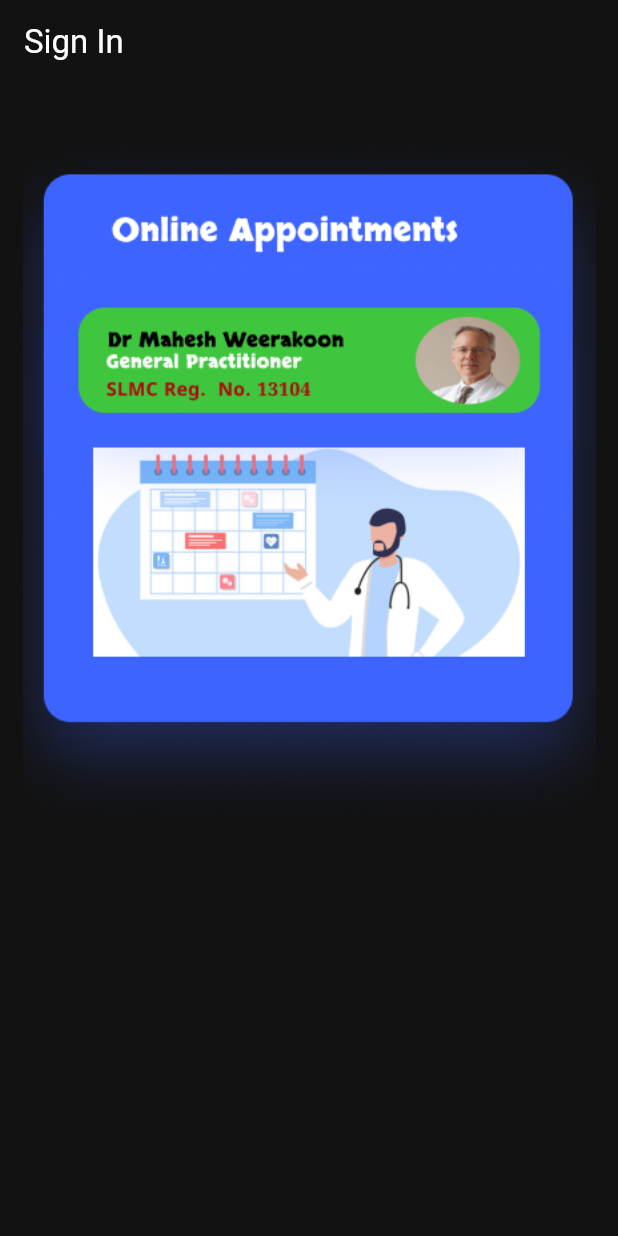
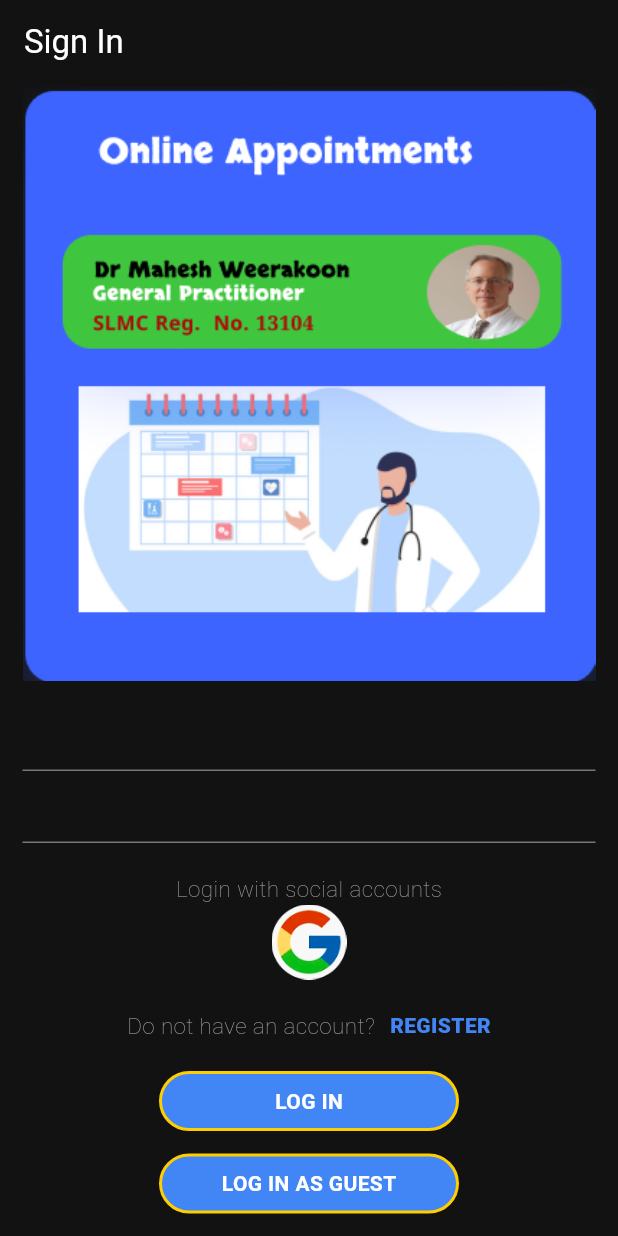
Before and after one commit to UC-DEV-Software-Solutions/Doctor-Appointment, a Flutter app: the screen it shows after launch, on a phone screen of 412 x 824 dp. Run offline on Flutter 3.47's test engine with Material 3 defaults, Android fonts, the phone set to English and light mode, and no system bars; our stand-ins replace firebase_auth, firebase_core; accounts and stored records are empty.

Commit message:
Basic Sign in page Design

```diff
--- a/lib/screens/authentication/sign_in.dart
+++ b/lib/screens/authentication/sign_in.dart
@@ -1,5 +1,6 @@
 
 import 'package:firebase_testing/constants/colours.dart';
+import 'package:firebase_testing/constants/styles.dart';
 import 'package:firebase_testing/services/auth.dart';
 import 'package:flutter/material.dart';
 
@@ -13,6 +14,14 @@ class Sign_In extends StatefulWidget {
 class _Sign_InState extends State<Sign_In> {
   // reference for the class
   final AuthServices _auth = AuthServices();
+
+  // Form Key
+  final _formKey = GlobalKey<FormState>();
+
+  // Email Password States
+  String email = "";
+  String password = "";
+
   @override
   Widget build(BuildContext context) {
     return Scaffold(
@@ -29,9 +38,12 @@ class _Sign_InState extends State<Sign_In> {
         elevation: 0,
         backgroundColor: bgBlack,
       ),
-      body: Padding(
-        padding: const EdgeInsets.all(15.0),
+      body: SingleChildScrollView(
+        child: Padding(
+          padding: const EdgeInsets.only(left: 15,right: 15),
           child: Column(
+            mainAxisAlignment: MainAxisAlignment.center,
+            crossAxisAlignment: CrossAxisAlignment.center,
             children: [
               // Text(
               //   description,
@@ -39,19 +51,116 @@ class _Sign_InState extends State<Sign_In> {
               // ),
               Center(
                   child: Image.asset('assets/images/covid-19.png',
-                height: 500,)
+                  height: 400,
+                  )
               ) ,
-            const Form(child: Column(
+              const SizedBox(height: 10),
+              Form(
+                  key: _formKey,
+                  child: Column(
                 children: [
                   // email
+                  TextFormField(
+                    validator: (value)=>
+                    value?.isEmpty == true ? "Enter a valid email" : null,
+                    onChanged: (value){
+                      setState(() {
+                        email = value;
+                      });
+                    },
+                  ),
                   // password
+                  TextFormField(
+                    validator: (value)=>
+                    value!.length < 6 ? "Enter a valid password" : null,
+                    onChanged: (value){
+                      setState(() {
+                        password = value;
+                      });
+                    },
+                  ),
                   // google
+                  const SizedBox(
+                    height: 20,
+                  ),
+                  const Text(
+                      "Login with social accounts",
+                      style: descriptionStyle
+                  ),
+                  GestureDetector(
+                    // Sign in with Google
+                    onTap: (){},
+                    child: Center(
+                        child: Image.asset('assets/images/GoogleIcon.png',
+                          height: 50,)
+                    ),
+                  ) ,
+                  const SizedBox(height: 20),
                   // register
+                  Row(
+                    mainAxisAlignment: MainAxisAlignment.center,
+                    children: [
+                    const Text("Do not have an account?",
+                    style: descriptionStyle,
+                    ),
+                    const SizedBox(width: 10,),
+                    GestureDetector(
+                      // Land to the Register Page
+                      onTap:(){},
+                      child: const Text(
+                        "REGISTER",
+                        style: TextStyle(color: mainBlue,
+                        fontWeight: FontWeight.w900,
+                      ),
+                      ),
+                    )]
+                  ),
+                  const SizedBox(height: 20),
                   // button
+                  GestureDetector(
+                    // Method For Login User
+                    onTap: (){},
+
+                    child: Container(
+                      height: 40,
+                        width: 200,
+                      decoration: BoxDecoration(
+                          color: mainBlue,
+                      borderRadius: BorderRadius.circular(100),
+                      border: Border.all(width: 2, color: mainYellow)),
+                      child: const Center(
+                          child: Text("LOG IN",
+                        style: TextStyle(color: Colors.white,
+                          fontWeight: FontWeight.w700),
+                      ),
+                      )
+                    ),
+                  ),
+                  const SizedBox(height: 15,),
                   // anonymous
+                  GestureDetector(
+                    // Method For Login User
+                    onTap: (){},
+
+                    child: Container(
+                        height: 40,
+                        width: 200,
+                        decoration: BoxDecoration(
+                            color: mainBlue,
+                            borderRadius: BorderRadius.circular(100),
+                            border: Border.all(width: 2, color: mainYellow)),
+                        child: const Center(
+                          child: Text("LOG IN AS GUEST",
+                            style: TextStyle(color: Colors.white,
+                                fontWeight: FontWeight.w700),
+                          ),
+                        )
+                    ),
+                  )
                 ],
               ))
             ],
+          ),
         ),
       ),
     );
```
Also changed, not shown: assets/images/covid-19.png. Lines whose indentation alone changed are shown as unchanged.
